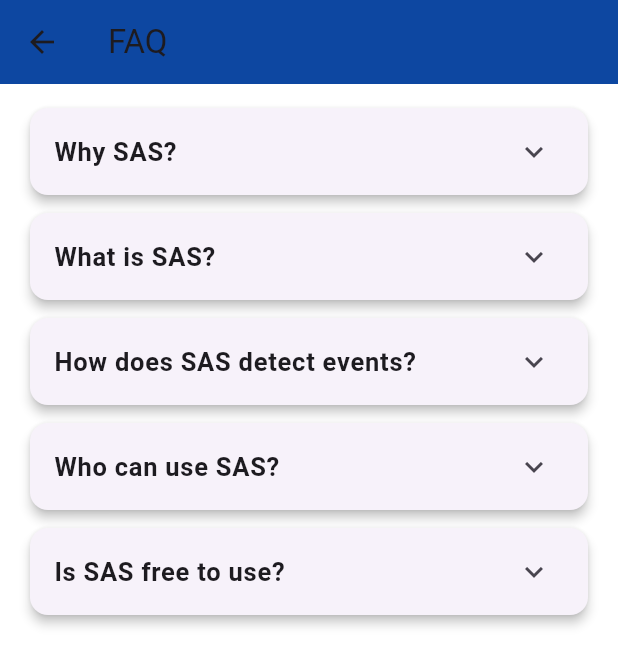
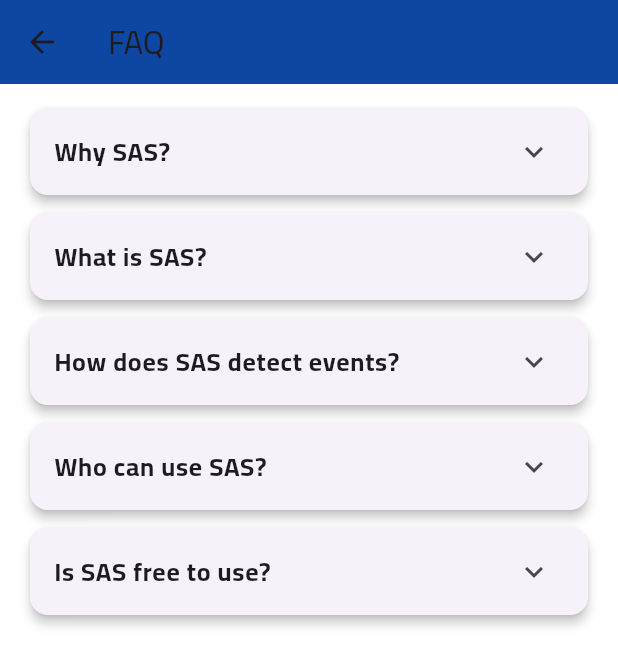
Before and after one commit to HasanKhadd0ur/SAS_Mobile, a Flutter app: the FaqScreen screen opened by its route, on a phone screen of 412 x 824 dp. Shown: the top 666 px of the screen. Run offline on Flutter 3.47's test engine with Material 3 defaults, Android fonts, the light colour scheme and no system bars; our stand-ins replace dio, flutter_secure_storage; accounts and stored records are empty; network calls fail.

Commit message:
feat: add Cairo font family and update app theme

```diff
--- a/lib/core/theme/app_theme.dart
+++ b/lib/core/theme/app_theme.dart
@@ -3,6 +3,11 @@ import 'package:flutter/material.dart';
 class AppTheme {
   static final lightTheme = ThemeData(
     primarySwatch: Colors.indigo,
+    fontFamily: 'Cairo',
+        textTheme: const TextTheme(
+          bodyMedium: TextStyle(fontFamily: 'Cairo'),
+          titleMedium: TextStyle(fontFamily: 'Cairo'),
+        ),
     scaffoldBackgroundColor: Colors.white,
     appBarTheme: const AppBarTheme(
       elevation: 0,
--- a/pubspec.yaml
+++ b/pubspec.yaml
@@ -84,7 +84,11 @@ flutter:
   # "family" key with the font family name, and a "fonts" key with a
   # list giving the asset and other descriptors for the font. For
   # example:
-  # fonts:
+  fonts:
+    - family: Cairo
+      fonts:
+        - asset: assets/fonts/Cairo-Regular.ttf
+        - asset: assets/fonts/Cairo-Bold.ttf
   #   - family: Schyler
   #     fonts:
   #       - asset: fonts/Schyler-Regular.ttf
```
Also changed, not shown: assets/fonts/Cairo-Black.ttf (added), assets/fonts/Cairo-Bold.ttf (added), assets/fonts/Cairo-ExtraBold.ttf (added), assets/fonts/Cairo-ExtraLight.ttf (added), assets/fonts/Cairo-Light.ttf (added), assets/fonts/Cairo-Medium.ttf (added), assets/fonts/Cairo-Regular.ttf (added), assets/fonts/Cairo-SemiBold.ttf (added).
